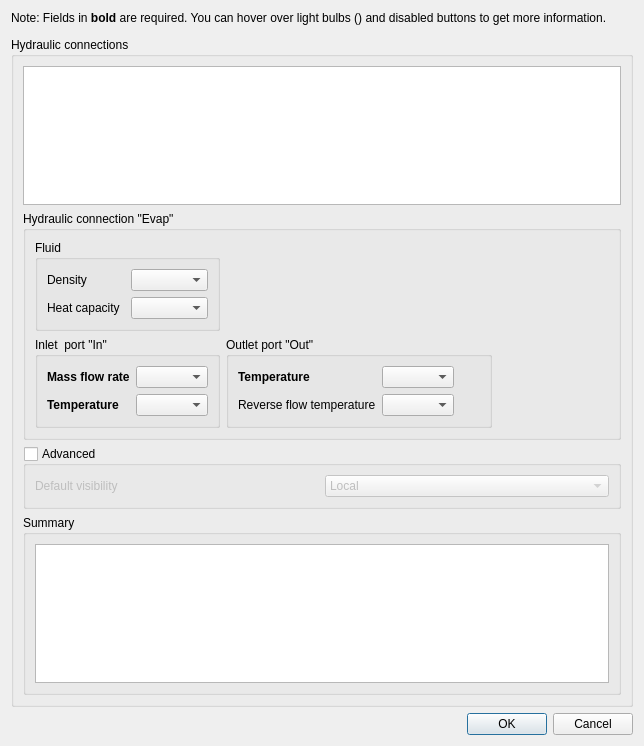
The window that trnsysGUI/proforma/_dialogs/_hydraulicConnections.ui (SPF-OST/pytrnsys_gui) describes before a commit, drawn with Qt 5.
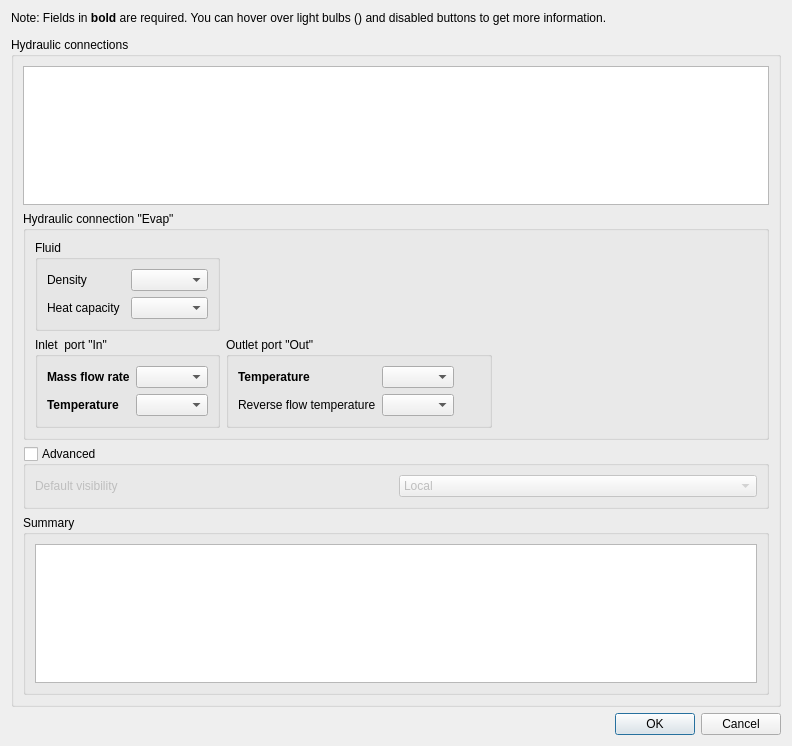
The same window after the commit. Icons and pictures are not drawn.

Commit message: Fleshing out dialog some more.

Diff of the .ui file:
```diff
--- a/trnsysGUI/proforma/_dialogs/_hydraulicConnections.ui
+++ b/trnsysGUI/proforma/_dialogs/_hydraulicConnections.ui
@@ -6,7 +6,7 @@
    <rect>
     <x>0</x>
     <y>0</y>
-    <width>644</width>
+    <width>792</width>
     <height>746</height>
    </rect>
   </property>
```
Left out of the diff: 4 changed lines with no effect on the pictures. The commit also changes 7 other files.
